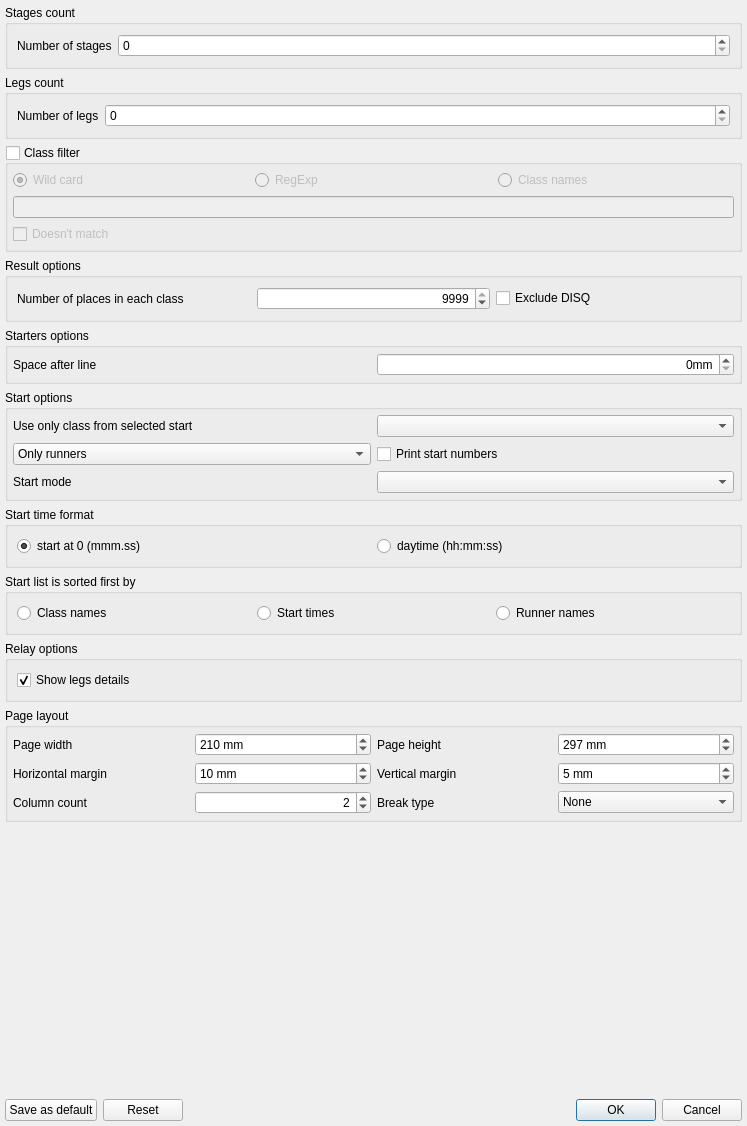
Qt form libquickevent/libquickeventgui/src/reportoptionsdialog.ui (Quick-Box/quickevent) before a commit.
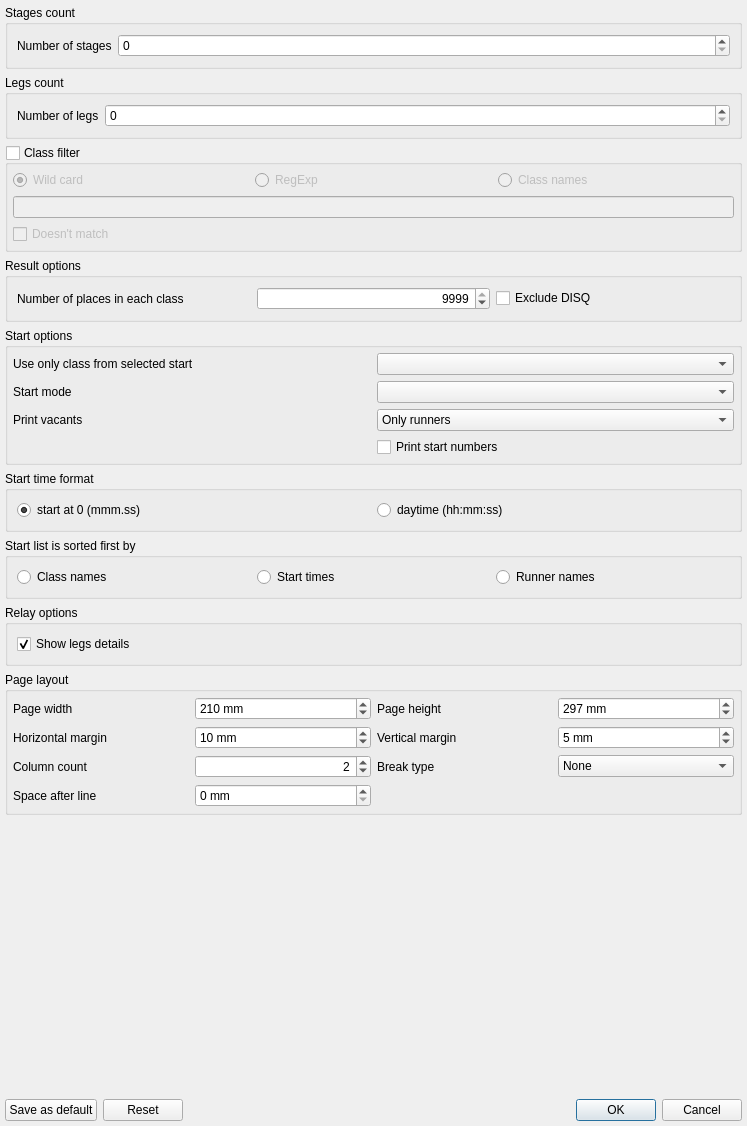
The same form after that commit.

Commit message: feat: redesign ui fort startlist print

The edit to the form file:
```diff
--- a/libquickevent/libquickeventgui/src/reportoptionsdialog.ui
+++ b/libquickevent/libquickeventgui/src/reportoptionsdialog.ui
@@ -238,6 +238,23 @@
         </item>
        </widget>
       </item>
+      <item row="4" column="0">
+       <widget class="QLabel" name="lblStartersLineSpacing">
+        <property name="text">
+         <string>Space after line</string>
+        </property>
+       </widget>
+      </item>
+      <item row="4" column="1">
+       <widget class="QSpinBox" name="edStartersOptionsLineSpacing">
+        <property name="suffix">
+         <string> mm</string>
+        </property>
+        <property name="maximum">
+         <number>100</number>
+        </property>
+       </widget>
+      </item>
      </layout>
     </widget>
    </item>
@@ -348,7 +365,34 @@
       <property name="bottomMargin">
        <number>5</number>
       </property>
+      <item row="0" column="0">
+       <widget class="QLabel" name="lblStartNumber">
+        <property name="text">
+         <string>Use only class from selected start</string>
+        </property>
+       </widget>
+      </item>
+      <item row="0" column="1">
+       <widget class="QComboBox" name="cbxStartNumber"/>
+      </item>
+      <item row="1" column="0">
+       <widget class="QLabel" name="lblStartMode">
+        <property name="text">
+         <string>Start mode</string>
+        </property>
+       </widget>
+      </item>
       <item row="1" column="1">
+       <widget class="QComboBox" name="cbxStartMode"/>
+      </item>
+      <item row="2" column="0">
+       <widget class="QLabel" name="lblPrintVacants">
+        <property name="text">
+         <string>Print vacants</string>
+        </property>
+       </widget>
+      </item>
+      <item row="2" column="1">
        <widget class="QComboBox" name="cbxStartOpts_PrintVacants">
         <item>
          <property name="text">
@@ -367,33 +411,13 @@
         </item>
        </widget>
       </item>
-      <item row="1" column="2">
+      <item row="3" column="1">
        <widget class="QCheckBox" name="chkStartOpts_PrintStartNumbers">
         <property name="text">
          <string>Print start numbers</string>
         </property>
        </widget>
       </item>
-      <item row="0" column="1">
-       <widget class="QLabel" name="lblStartNumber">
-        <property name="text">
-         <string>Use only class from selected start</string>
-        </property>
-       </widget>
-      </item>
-      <item row="0" column="2">
-       <widget class="QComboBox" name="cbxStartNumber"/>
-      </item>
-      <item row="2" column="1">
-       <widget class="QLabel" name="lblStartMode">
-        <property name="text">
-         <string>Start mode</string>
-        </property>
-       </widget>
-      </item>
-      <item row="2" column="2">
-       <widget class="QComboBox" name="cbxStartMode"/>
-      </item>
      </layout>
     </widget>
    </item>
@@ -462,47 +486,6 @@
      </layout>
     </widget>
    </item>
-   <item row="4" column="0">
-    <widget class="QGroupBox" name="grpStartersOptions">
-     <property name="title">
-      <string>Starters options</string>
-     </property>
-     <layout class="QHBoxLayout" name="horizontalLayout_3">
-      <property name="leftMargin">
-       <number>5</number>
-      </property>
-      <property name="topMargin">
-       <number>5</number>
-      </property>
-      <property name="rightMargin">
-       <number>5</number>
-      </property>
-      <property name="bottomMargin">
-       <number>5</number>
-      </property>
-      <item>
-       <widget class="QLabel" name="label_2">
-        <property name="text">
-         <string>Space after line</string>
-        </property>
-       </widget>
-      </item>
-      <item>
-       <widget class="QSpinBox" name="edStartersOptionsLineSpacing">
-        <property name="alignment">
-         <set>Qt::AlignmentFlag::AlignRight|Qt::AlignmentFlag::AlignTrailing|Qt::AlignmentFlag::AlignVCenter</set>
-        </property>
-        <property name="suffix">
-         <string>mm</string>
-        </property>
-        <property name="maximum">
-         <number>100</number>
-        </property>
-       </widget>
-      </item>
-     </layout>
-    </widget>
-   </item>
    <item row="3" column="0">
     <widget class="QGroupBox" name="grpResultOptions">
      <property name="title">
```
The commit also changes 2 other files.
